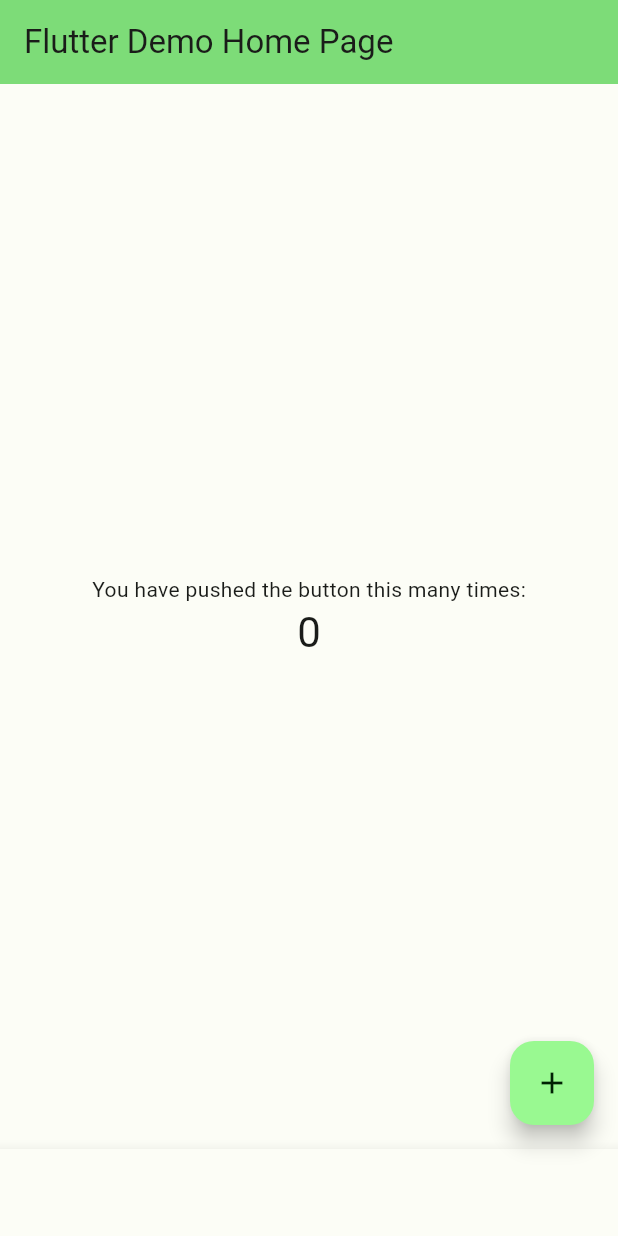
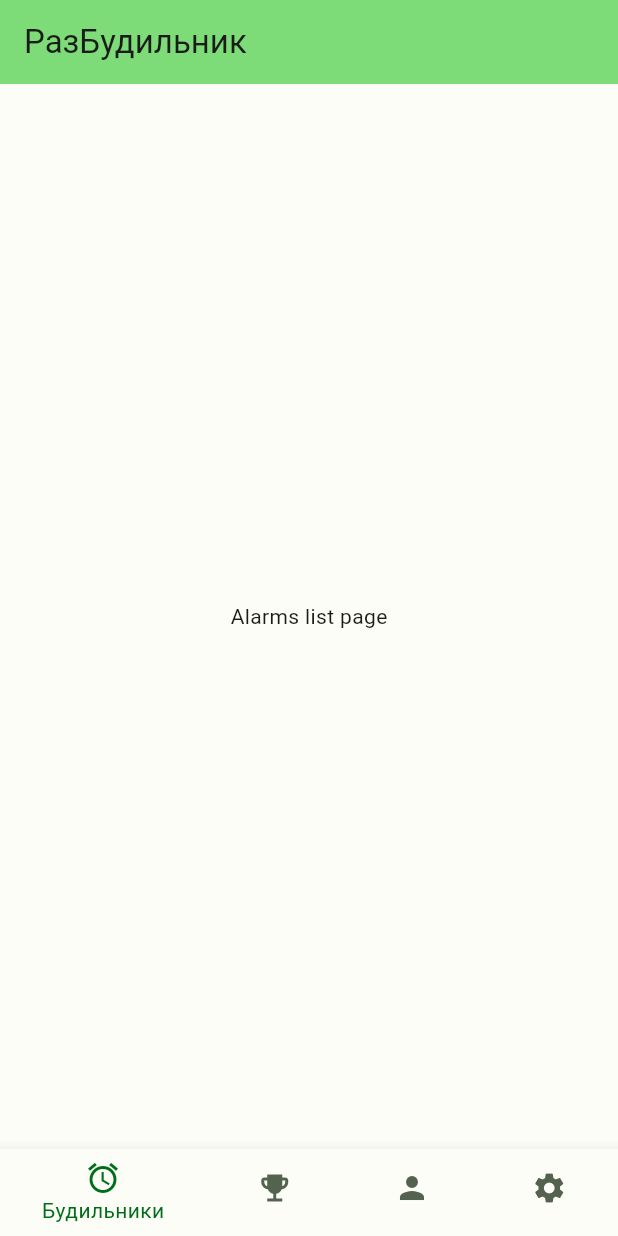
Before and after one commit to Gribbirg/games_alarm_flutter_app, a Flutter app: the screen it shows after launch, on a phone screen of 412 x 824 dp. Run offline on Flutter 3.47's test engine with Material 3 defaults, Android fonts, the phone set to English and light mode, and no system bars; our stand-ins replace auto_route.

Commit message:
Bottom navigation bar add

```diff
--- /dev/null
+++ b/lib/features/alarms_list/view.dart
@@ -0,0 +1 @@
+export 'view/view.dart';
--- /dev/null
+++ b/lib/features/alarms_list/view/alarms_list_page.dart
@@ -0,0 +1,23 @@
+import 'package:flutter/material.dart';
+import 'package:auto_route/auto_route.dart';
+
+@RoutePage()
+class AlarmsListPage extends StatefulWidget {
+  const AlarmsListPage({super.key, required this.title});
+
+  final String title;
+
+  @override
+  State<AlarmsListPage> createState() => _AlarmsListPageState();
+}
+
+class _AlarmsListPageState extends State<AlarmsListPage> {
+  @override
+  Widget build(BuildContext context) {
+    return const Scaffold(
+      body: Center(
+        child: Text("Alarms list page"),
+      ),
+    );
+  }
+}
--- /dev/null
+++ b/lib/features/alarms_list/view/view.dart
@@ -0,0 +1 @@
+export 'alarms_list_page.dart';
--- a/lib/features/home/view/home_page.dart
+++ b/lib/features/home/view/home_page.dart
@@ -1,57 +1,58 @@
 import 'package:flutter/material.dart';
+import 'package:auto_route/auto_route.dart';
+import 'package:games_alarm_flutter_app/router/router.dart';
 
+@RoutePage()
 class HomePage extends StatefulWidget {
-  const HomePage({super.key, required this.title});
-
-  final String title;
+  const HomePage({super.key});
 
   @override
   State<HomePage> createState() => _HomePageState();
 }
 
 class _HomePageState extends State<HomePage> {
-  int _counter = 0;
-
-  void _incrementCounter() {
-    setState(() {
-      _counter++;
-    });
-  }
+  int _openedPageIndex = 0;
 
   @override
   Widget build(BuildContext context) {
+    return AutoTabsRouter(
+      routes: [
+        AlarmsListRoute(title: 'AlarmsList'),
+        RecordsRoute(title: 'Records'),
+        ProfileRoute(title: 'Profile'),
+        SettingsRoute(title: 'Settings'),
+      ],
+      builder: (context, child) {
+        final tabsRouter = AutoTabsRouter.of(context);
         return Scaffold(
+          body: child,
           appBar: AppBar(
             backgroundColor: Theme.of(context).colorScheme.inversePrimary,
-        title: Text(widget.title),
+            title: const Text("РазБудильник"),
           ),
-      body: Center(
-        child: Column(
-          mainAxisAlignment: MainAxisAlignment.center,
-          children: <Widget>[
-            const Text(
-              'You have pushed the button this many times:',
-            ),
-            Text(
-              '$_counter',
-              style: Theme.of(context).textTheme.headlineMedium,
-            ),
+          bottomNavigationBar: BottomNavigationBar(
+            currentIndex: tabsRouter.activeIndex,
+            onTap: (index) => _openPage(tabsRouter, index),
+            items: const [
+              BottomNavigationBarItem(
+                  icon: Icon(Icons.alarm), label: "Будильники"),
+              BottomNavigationBarItem(
+                  icon: Icon(Icons.emoji_events), label: "Рекорды"),
+              BottomNavigationBarItem(
+                  icon: Icon(Icons.person), label: "Профиль"),
+              BottomNavigationBarItem(
+                  icon: Icon(Icons.settings), label: "Настройки"),
             ],
           ),
-      ),
-      floatingActionButton: FloatingActionButton(
-        onPressed: _incrementCounter,
-        tooltip: 'Increment',
-        child: const Icon(Icons.add),
-      ),
-      bottomNavigationBar: BottomNavigationBar(
-        items: const [
-          BottomNavigationBarItem(icon: Icon(Icons.alarm), label: "Будильники"),
-          BottomNavigationBarItem(icon: Icon(Icons.emoji_events), label: "Рекорды"),
-          BottomNavigationBarItem(icon: Icon(Icons.person), label: "Профиль"),
-          BottomNavigationBarItem(icon: Icon(Icons.settings), label: "Настройки"),
-        ],
-      ),// This trailing comma makes auto-formatting nicer for build methods.
+        );
+      },
     );
   }
+
+  void _openPage(TabsRouter tabsRouter, int index) {
+    setState(() {
+      _openedPageIndex = index;
+    });
+    tabsRouter.setActiveIndex(index);
   }
+}
--- /dev/null
+++ b/lib/features/profile/view.dart
@@ -0,0 +1 @@
+export 'view/view.dart';
--- /dev/null
+++ b/lib/features/profile/view/view.dart
@@ -0,0 +1 @@
+export 'profile_page.dart';
--- /dev/null
+++ b/lib/features/records/view.dart
@@ -0,0 +1 @@
+export 'view/view.dart';
--- /dev/null
+++ b/lib/features/records/view/view.dart
@@ -0,0 +1 @@
+export 'records_page.dart';
--- /dev/null
+++ b/lib/features/settings/view.dart
@@ -0,0 +1 @@
+export 'view/view.dart';
--- /dev/null
+++ b/lib/features/settings/view/view.dart
@@ -0,0 +1 @@
+export 'settings_page.dart';
--- a/lib/main.dart
+++ b/lib/main.dart
@@ -1,5 +1,6 @@
 import 'package:flutter/material.dart';
 import 'package:games_alarm_flutter_app/features/home/view.dart';
+import 'package:games_alarm_flutter_app/router/router.dart';
 import 'package:games_alarm_flutter_app/theme/theme.dart';
 
 void main() {
@@ -14,14 +15,15 @@ class GamesAlarmApp extends StatefulWidget {
 }
 
 class _GamesAlarmAppState extends State<GamesAlarmApp> {
+  final _router = AppRouter();
   @override
   Widget build(BuildContext context) {
-    return MaterialApp(
-      title: 'Flutter Demo',
+    return MaterialApp.router(
+      title: 'РазБудильник',
       theme: getTheme(),
       darkTheme: getTheme(darkMode: true),
       themeMode: ThemeMode.system,
-      home: const HomePage(title: 'Flutter Demo Home Page'),
+      routerConfig: _router.config(),
     );
   }
 }
--- /dev/null
+++ b/lib/router/router.dart
@@ -0,0 +1,23 @@
+import 'package:auto_route/auto_route.dart';
+import 'package:flutter/material.dart';
+
+import '../features/alarms_list/view/alarms_list_page.dart';
+import '../features/home/view/home_page.dart';
+import '../features/profile/view/profile_page.dart';
+import '../features/records/view/records_page.dart';
+import '../features/settings/view/settings_page.dart';
+
+part 'router.gr.dart';
+
+@AutoRouterConfig()
+class AppRouter extends _$AppRouter {
+  @override
+  List<AutoRoute> get routes => [
+        AutoRoute(page: HomeRoute.page, path: '/', children: [
+          AutoRoute(page: AlarmsListRoute.page, path: 'alarmslist'),
+          AutoRoute(page: RecordsRoute.page, path: 'records'),
+          AutoRoute(page: ProfileRoute.page, path: 'profile'),
+          AutoRoute(page: SettingsRoute.page, path: 'settings'),
+        ]),
+      ];
+}
--- a/lib/theme/theme.dart
+++ b/lib/theme/theme.dart
@@ -2,7 +2,14 @@ import 'package:flutter/material.dart';
 
 part 'color_schemes.g.dart';
 
-ThemeData getTheme({darkMode = false}) => ThemeData(
-      colorScheme: darkMode ? darkColorScheme : lightColorScheme,
+ThemeData getTheme({darkMode = false}) {
+  final colorTheme = darkMode ? darkColorScheme : lightColorScheme;
+  return ThemeData(
+      colorScheme: colorTheme,
       useMaterial3: true,
-    );
+      bottomNavigationBarTheme: BottomNavigationBarThemeData(
+        selectedItemColor: colorTheme.primary,
+        backgroundColor: colorTheme.primaryContainer,
+        unselectedItemColor: colorTheme.secondary,
+      ));
+}
--- a/pubspec.yaml
+++ b/pubspec.yaml
@@ -30,6 +30,7 @@ environment:
 dependencies:
   flutter:
     sdk: flutter
+  auto_route: ^7.8.4
 
 
   # The following adds the Cupertino Icons font to your application.
@@ -39,6 +40,8 @@ dependencies:
 dev_dependencies:
   flutter_test:
     sdk: flutter
+  build_runner:
+  auto_route_generator: ^7.3.2
 
   # The "flutter_lints" package below contains a set of recommended lints to
   # encourage good coding practices. The lint set provided by the package is
```
Also changed, not shown: lib/features/profile/view/profile_page.dart (added, +23 -0 lines), lib/features/records/view/records_page.dart (added, +23 -0 lines), lib/features/settings/view/settings_page.dart (added, +23 -0 lines), lib/router/router.gr.dart (added), pubspec.lock. Lines whose indentation alone changed are shown as unchanged.
